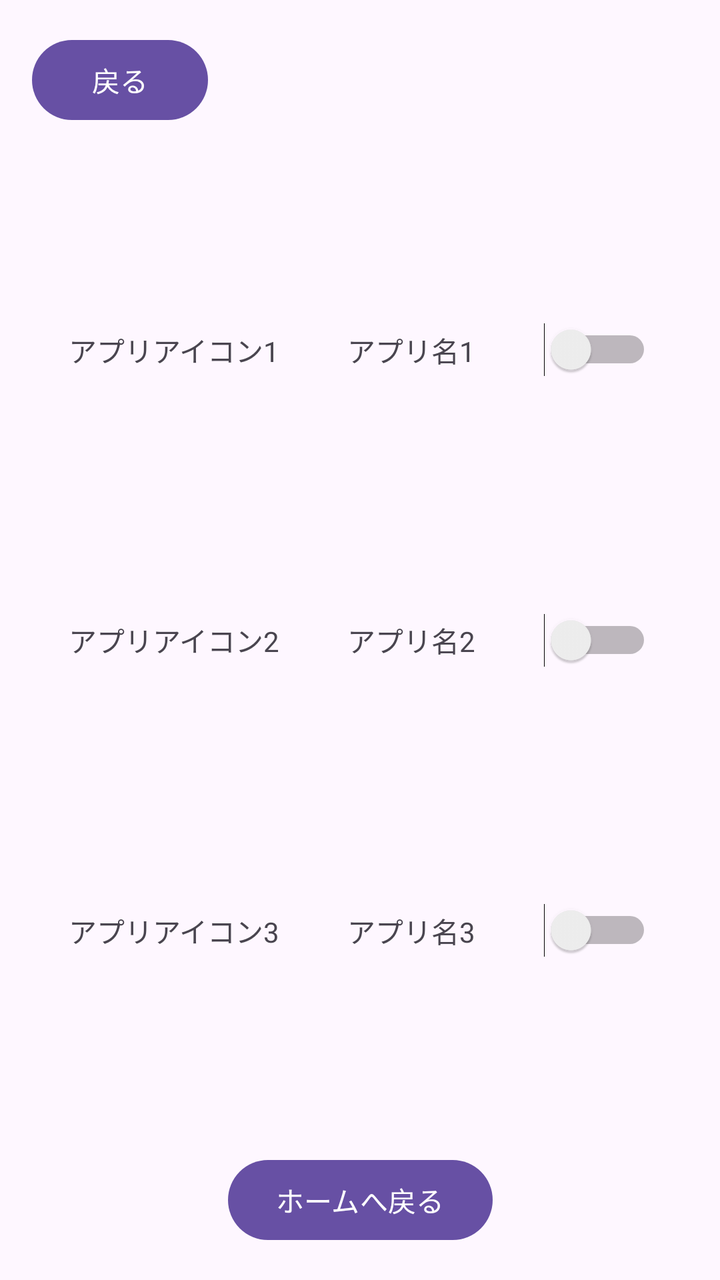
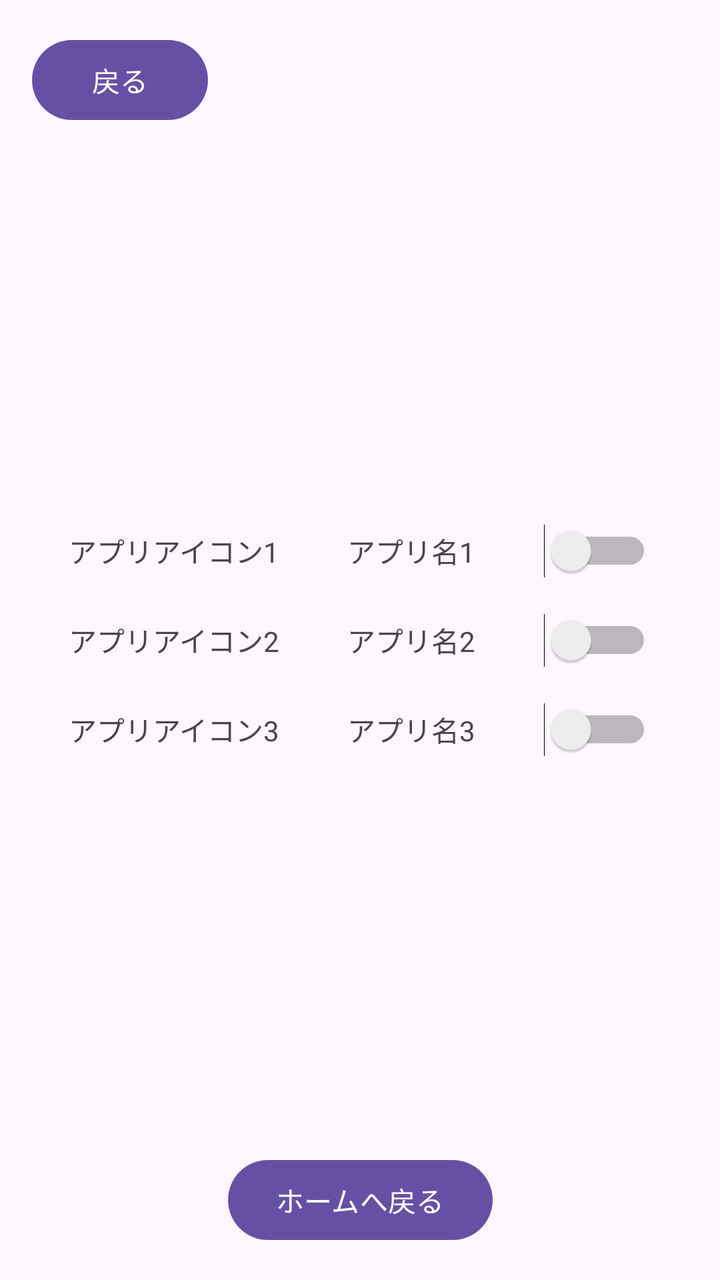

Two renders of the same Android screen: before a commit and after it. Below are the layout's source before the change and the commit's diff.
<!-- AndroidManifest.xml: application theme Theme.GroupB_LG -->
<!-- res/layout/activity_main.xml -->
<?xml version="1.0" encoding="utf-8"?>
<androidx.constraintlayout.widget.ConstraintLayout xmlns:android="http://schemas.android.com/apk/res/android"
    xmlns:app="http://schemas.android.com/apk/res-auto"
    xmlns:tools="http://schemas.android.com/tools"
    android:id="@+id/main"
    android:layout_width="match_parent"
    android:layout_height="match_parent"
    tools:context=".MainActivity">

    
    <Button
        android:id="@+id/button_back"
        android:layout_width="wrap_content"
        android:layout_height="wrap_content"
        android:layout_marginStart="16dp"
        android:layout_marginTop="16dp"
        android:text="戻る"
        app:layout_constraintStart_toStartOf="parent"
        app:layout_constraintTop_toTopOf="parent" />

    
    <TextView
        android:id="@+id/text_app_icon_1"
        android:layout_width="wrap_content"
        android:layout_height="wrap_content"
        android:text="アプリアイコン1"
        app:layout_constraintBottom_toTopOf="@+id/text_app_icon_2"
        app:layout_constraintEnd_toStartOf="@+id/text_app_name_1"
        app:layout_constraintHorizontal_chainStyle="spread"
        app:layout_constraintStart_toStartOf="parent"
        app:layout_constraintTop_toBottomOf="@+id/button_back"
        app:layout_setVertical_chainStyle="packed" />

    <TextView
        android:id="@+id/text_app_name_1"
        android:layout_width="wrap_content"
        android:layout_height="wrap_content"
        android:text="アプリ名1"
        app:layout_constraintBottom_toBottomOf="@+id/text_app_icon_1"
        app:layout_constraintEnd_toStartOf="@+id/switch_button_1"
        app:layout_constraintStart_toEndOf="@+id/text_app_icon_1"
        app:layout_constraintTop_toTopOf="@+id/text_app_icon_1" />

    <Switch
        android:id="@+id/switch_button_1"
        android:layout_width="wrap_content"
        android:layout_height="wrap_content"
        app:layout_constraintBottom_toBottomOf="@+id/text_app_icon_1"
        app:layout_constraintEnd_toEndOf="parent"
        app:layout_constraintStart_toEndOf="@+id/text_app_name_1"
        app:layout_constraintTop_toTopOf="@+id/text_app_icon_1" />

    
    <TextView
        android:id="@+id/text_app_icon_2"
        android:layout_width="wrap_content"
        android:layout_height="wrap_content"
        android:layout_marginTop="24dp"
        android:text="アプリアイコン2"
        app:layout_constraintBottom_toTopOf="@+id/text_app_icon_3"
        app:layout_constraintEnd_toStartOf="@+id/text_app_name_2"
        app:layout_constraintHorizontal_chainStyle="spread"
        app:layout_constraintStart_toStartOf="parent"
        app:layout_constraintTop_toBottomOf="@+id/text_app_icon_1" />

    <TextView
        android:id="@+id/text_app_name_2"
        android:layout_width="wrap_content"
        android:layout_height="wrap_content"
        android:text="アプリ名2"
        app:layout_constraintBottom_toBottomOf="@+id/text_app_icon_2"
        app:layout_constraintEnd_toStartOf="@+id/switch_button_2"
        app:layout_constraintStart_toEndOf="@+id/text_app_icon_2"
        app:layout_constraintTop_toTopOf="@+id/text_app_icon_2" />

    <Switch
        android:id="@+id/switch_button_2"
        android:layout_width="wrap_content"
        android:layout_height="wrap_content"
        app:layout_constraintBottom_toBottomOf="@+id/text_app_icon_2"
        app:layout_constraintEnd_toEndOf="parent"
        app:layout_constraintStart_toEndOf="@+id/text_app_name_2"
        app:layout_constraintTop_toTopOf="@+id/text_app_icon_2" />

    
    <TextView
        android:id="@+id/text_app_icon_3"
        android:layout_width="wrap_content"
        android:layout_height="wrap_content"
        android:layout_marginTop="24dp"
        android:text="アプリアイコン3"
        app:layout_constraintBottom_toTopOf="@+id/button_home"
        app:layout_constraintEnd_toStartOf="@+id/text_app_name_3"
        app:layout_constraintHorizontal_chainStyle="spread"
        app:layout_constraintStart_toStartOf="parent"
        app:layout_constraintTop_toBottomOf="@+id/text_app_icon_2" />

    <TextView
        android:id="@+id/text_app_name_3"
        android:layout_width="wrap_content"
        android:layout_height="wrap_content"
        android:text="アプリ名3"
        app:layout_constraintBottom_toBottomOf="@+id/text_app_icon_3"
        app:layout_constraintEnd_toStartOf="@+id/switch_button_3"
        app:layout_constraintStart_toEndOf="@+id/text_app_icon_3"
        app:layout_constraintTop_toTopOf="@+id/text_app_icon_3" />

    <Switch
        android:id="@+id/switch_button_3"
        android:layout_width="wrap_content"
        android:layout_height="wrap_content"
        app:layout_constraintBottom_toBottomOf="@+id/text_app_icon_3"
        app:layout_constraintEnd_toEndOf="parent"
        app:layout_constraintStart_toEndOf="@+id/text_app_name_3"
        app:layout_constraintTop_toTopOf="@+id/text_app_icon_3" />

    
    <Button
        android:id="@+id/button_home"
        android:layout_width="wrap_content"
        android:layout_height="wrap_content"
        android:layout_marginBottom="16dp"
        android:text="ホームへ戻る"
        app:layout_constraintBottom_toBottomOf="parent"
        app:layout_constraintEnd_toEndOf="parent"
        app:layout_constraintStart_toStartOf="parent" />

</androidx.constraintlayout.widget.ConstraintLayout>
<!-- resources referenced by this layout -->
<resources>
  <style name="Theme.GroupB_LG" parent="Base.Theme.GroupB_LG" />
  <style name="Base.Theme.GroupB_LG" parent="Theme.Material3.DayNight.NoActionBar">
          
          
      </style>
</resources>

<!-- the commit's change to res/layout/activity_main.xml (unified diff, before → after) -->
@@ -29,7 +29,7 @@
         app:layout_constraintHorizontal_chainStyle="spread"
         app:layout_constraintStart_toStartOf="parent"
         app:layout_constraintTop_toBottomOf="@+id/button_back"
-        app:layout_setVertical_chainStyle="packed" />
+        app:layout_constraintVertical_chainStyle="packed" />
 
     <TextView
         android:id="@+id/text_app_name_1"
